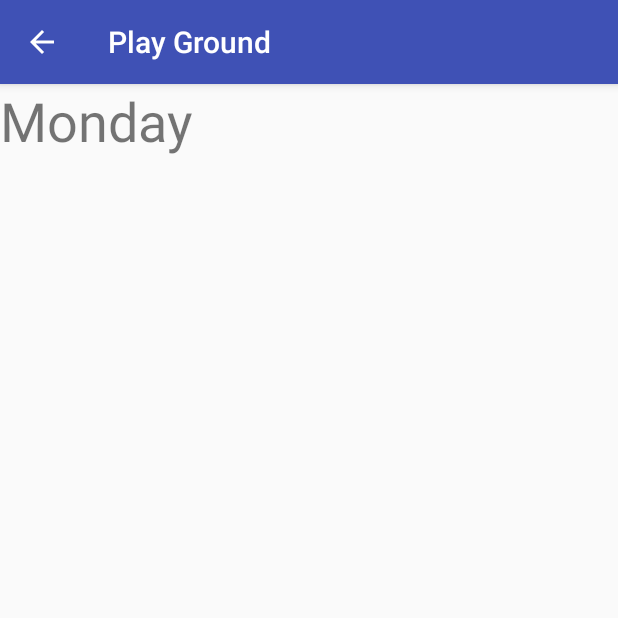
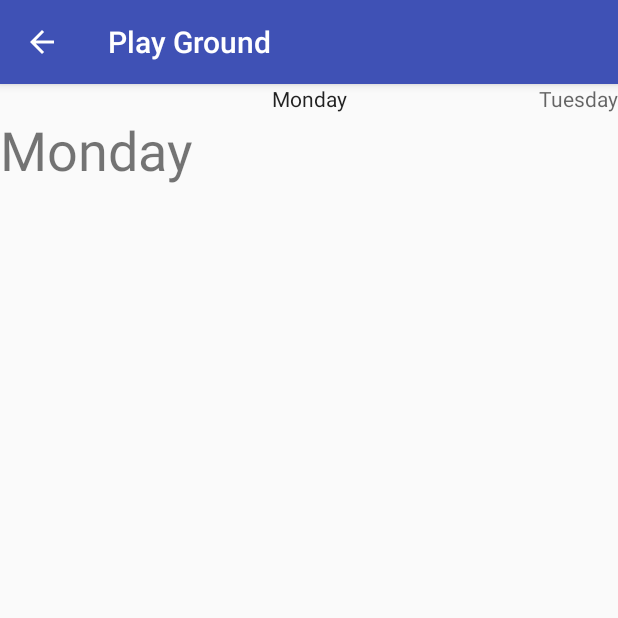
Before and after one commit to zhumo/PlayGround, an Android app: the DayOfTheWeekActivity screen opened directly, with no data from a screen before it, on a phone screen of 412 x 824 dp, the top half of it. Run offline under Robolectric (Android 15) with nearby library versions, the phone set to English and light mode, and no system bars.

Commit message:
implement ViewPager tabs

```diff
--- a/app/src/main/java/com/example/android/playground/day_of_the_week/DayOfTheWeekPagerAdapter.java
+++ b/app/src/main/java/com/example/android/playground/day_of_the_week/DayOfTheWeekPagerAdapter.java
@@ -33,4 +33,10 @@ public class DayOfTheWeekPagerAdapter extends FragmentPagerAdapter {
     public int getCount() {
         return 5;
     }
+
+    @Override
+    public CharSequence getPageTitle(int position) {
+        DayOfTheWeekFragment dayOfTheWeek = (DayOfTheWeekFragment) getItem(position);
+        return dayOfTheWeek.getDayOfTheWeekName();
+    }
 }
--- a/app/src/main/res/layout/activity_day_of_the_week.xml
+++ b/app/src/main/res/layout/activity_day_of_the_week.xml
@@ -1,10 +1,15 @@
 <?xml version="1.0" encoding="utf-8"?>
 <android.support.v4.view.ViewPager xmlns:android="http://schemas.android.com/apk/res/android"
     xmlns:app="http://schemas.android.com/apk/res-auto"
+    xmlns:tools="http://schemas.android.com/tools"
     android:id="@+id/day_of_the_week_view_pager"
-    xmlns:tools="http://schemas.android.com/tools"
     android:layout_width="match_parent"
     android:layout_height="match_parent"
     tools:context="com.example.android.playground.day_of_the_week.DayOfTheWeekActivity">
 
+    <android.support.v4.view.PagerTitleStrip
+        android:layout_width="match_parent"
+        android:layout_height="wrap_content"
+        />
+
 </android.support.v4.view.ViewPager>
```
